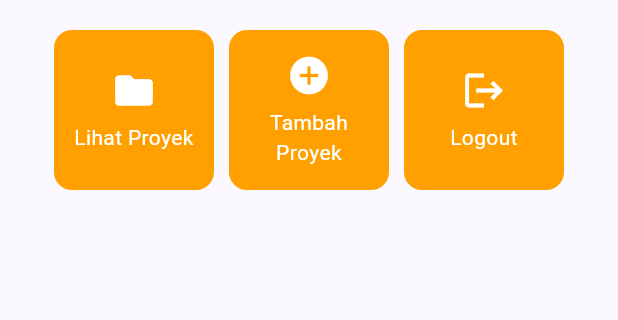
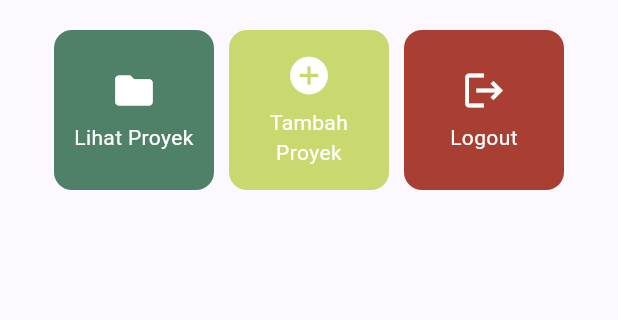
Before and after one commit to Agra-17/myportofolio_mobile, a Flutter app: the screen it shows after launch, on a phone screen of 412 x 824 dp, the part 387-707 px from its top. Run offline on Flutter 3.47's test engine with Material 3 defaults, Android fonts, the phone set to English and light mode, and no system bars.

Commit message:
ui : change the color of lihat proyek, tambah proyek and logout

```diff
--- a/lib/menu.dart
+++ b/lib/menu.dart
@@ -8,13 +8,12 @@ class MyHomePage extends StatelessWidget {
   final String kelas = "PBP-B";
 
   final List<ItemHomepage> items = [
-    ItemHomepage("Lihat Proyek", Icons.folder),
-    ItemHomepage("Tambah Proyek", Icons.add_circle),
-    ItemHomepage("Logout", Icons.logout),
+    ItemHomepage("Lihat Proyek", Icons.folder, const Color.fromARGB(255, 79, 128, 104)),
+    ItemHomepage("Tambah Proyek", Icons.add_circle, const Color.fromARGB(255, 201, 217, 111)),
+    ItemHomepage("Logout", Icons.logout, Color.fromARGB(255, 168, 63, 50)),
   ];
 
   @override
-    @override
   Widget build(BuildContext context) {
     // Scaffold menyediakan struktur visual dasar halaman (AppBar, Body, SnackBar).
     return Scaffold(
@@ -120,8 +119,9 @@ class InfoCard extends StatelessWidget {
 class ItemHomepage {
   final String name;
   final IconData icon;
+  final Color color;
 
-  ItemHomepage(this.name, this.icon);
+  ItemHomepage(this.name, this.icon, this.color);
 }
 
 class ItemCard extends StatelessWidget {
@@ -133,7 +133,8 @@ class ItemCard extends StatelessWidget {
   Widget build(BuildContext context) {
     return Material(
       // Menggunakan warna sekunder dari skema tema aplikasi.
-      color: Theme.of(context).colorScheme.secondary,
+      // Menggunakan warna masing-masing tombol.
+      color: item.color,
       borderRadius: BorderRadius.circular(12),
       child: InkWell(
         // Aksi ketika kartu ditekan oleh pengguna.
```
